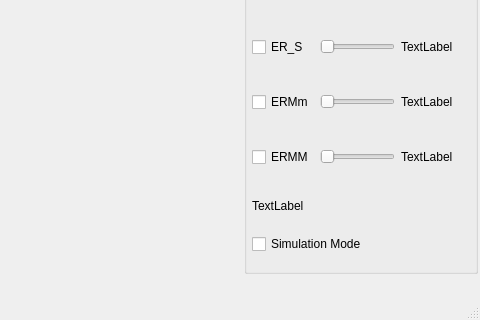
This is wmpl/MetSim/ML/LatentDistanceGUI.ui in wmpg/WesternMeteorPyLib as Qt 5 draws it before an edit; both pictures show x 483 to 963 and y 387 to 707 of the 963 by 707 pixel window. The edited form follows.
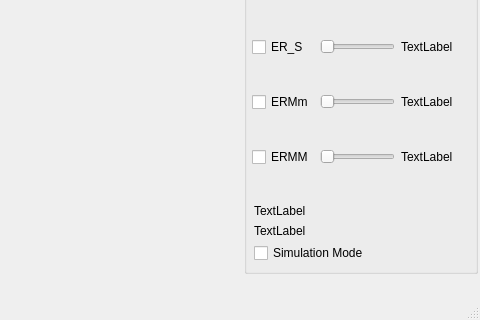
This is the edited form. Custom widgets are drawn as their Qt base class.

What changed in the file:
```diff
--- a/wmpl/MetSim/ML/LatentDistanceGUI.ui
+++ b/wmpl/MetSim/ML/LatentDistanceGUI.ui
@@ -263,10 +263,10 @@
        <widget class="QLabel" name="CoordinatesLabel">
         <property name="geometry">
          <rect>
-          <x>8</x>
-          <y>555</y>
-          <width>201</width>
-          <height>56</height>
+          <x>10</x>
+          <y>580</y>
+          <width>181</width>
+          <height>16</height>
          </rect>
         </property>
         <property name="text">
@@ -279,8 +279,8 @@
        <widget class="QCheckBox" name="SimulationModeCheckbox">
         <property name="geometry">
          <rect>
-          <x>8</x>
-          <y>611</y>
+          <x>10</x>
+          <y>620</y>
           <width>201</width>
           <height>20</height>
          </rect>
@@ -292,6 +292,22 @@
          <bool>false</bool>
         </property>
        </widget>
+       <widget class="QLabel" name="CoordinatesLabel2">
+        <property name="geometry">
+         <rect>
+          <x>10</x>
+          <y>600</y>
+          <width>181</width>
+          <height>16</height>
+         </rect>
+        </property>
+        <property name="text">
+         <string>TextLabel</string>
+        </property>
+        <property name="alignment">
+         <set>Qt::AlignLeading|Qt::AlignLeft|Qt::AlignVCenter</set>
+        </property>
+       </widget>
       </widget>
      </item>
     </layout>
```
